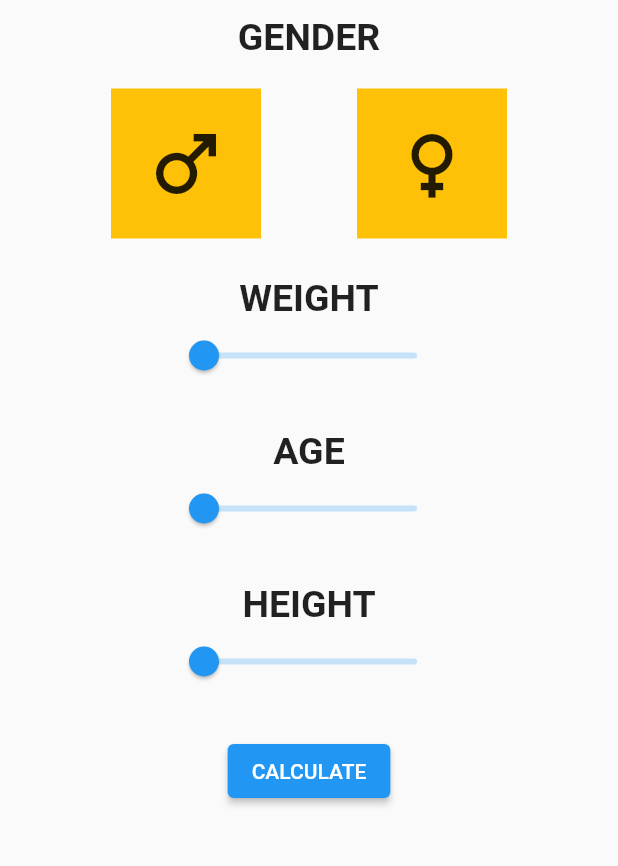
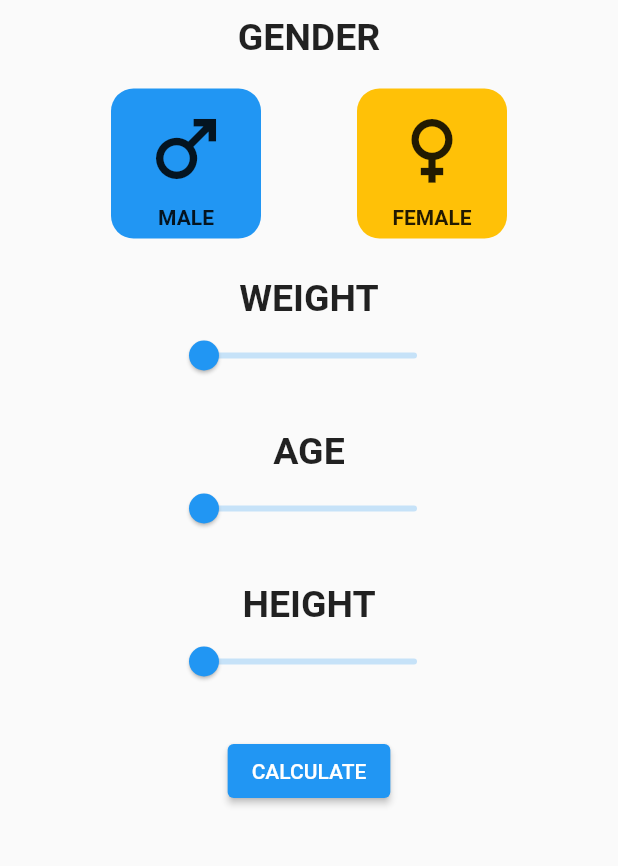
Before and after one commit to Vishwakarma-abhi/BMI-Calculator, a Flutter app: the screen it shows after launch, on a phone screen of 412 x 824 dp, the part 84-950 px from its top. Run offline on Flutter 3.47's test engine with Material 2 defaults, Android fonts, the phone set to English and light mode, and no system bars; Roboto replaces fonts that are missing (Secular).

Commit message:
Modified the Button added the functionality :

```diff
--- /dev/null
+++ b/lib/enum_file.dart
@@ -0,0 +1,4 @@
+enum Gender {
+  male,
+  female,
+}
--- a/lib/main.dart
+++ b/lib/main.dart
@@ -1,3 +1,4 @@
+import 'package:bmi_calculator/bmi_result.dart';
 import 'package:flutter/material.dart';
 
 void main() {
@@ -18,6 +19,9 @@ class _HomeState extends State<Home> {
   double value = 30;
   double age = 18;
   double height = 30;
+
+  int selectedCard = 0;
+
   @override
   Widget build(BuildContext context) {
     return Scaffold(
@@ -54,25 +58,73 @@ class _HomeState extends State<Home> {
             Row(
               mainAxisAlignment: MainAxisAlignment.spaceEvenly,
               children: [
-                Container(
+                GestureDetector(
+                  onTap: () {
+                    setState(() {
+                      selectedCard = 0;
+                    });
+                  },
+                  child: Container(
                     margin: EdgeInsets.fromLTRB(0.0, 20.0, 0.0, 0.0),
-                  child: Icon(
+                    decoration: BoxDecoration(
+                      borderRadius: BorderRadius.circular(15),
+                      color: selectedCard == 0 ? Colors.blue : Colors.amber,
+                    ),
+                    child: Column(
+                      children: [
+                        SizedBox(
+                          height: 10,
+                        ),
+                        Icon(
                           Icons.male,
                           size: 60.0,
                         ),
-                  color: Colors.amber,
+                        SizedBox(
+                          height: 8,
+                        ),
+                        Text(
+                          'MALE',
+                          style: TextStyle(fontWeight: FontWeight.bold),
+                        ),
+                      ],
+                    ),
                     height: 100.0,
                     width: 100.0,
                   ),
-                Container(
+                ),
+                GestureDetector(
+                  onTap: () {
+                    setState(() {
+                      selectedCard = 1;
+                    });
+                  },
+                  child: Container(
                     margin: EdgeInsets.fromLTRB(0.0, 20.0, 0.0, 0.0),
-                  child: Icon(
+                    child: Column(
+                      children: [
+                        SizedBox(
+                          height: 10,
+                        ),
+                        Icon(
                           Icons.female,
                           size: 60.0,
                         ),
-                  color: Colors.amber,
+                        SizedBox(
+                          height: 8,
+                        ),
+                        Text(
+                          'FEMALE',
+                          style: TextStyle(fontWeight: FontWeight.bold),
+                        ),
+                      ],
+                    ),
+                    decoration: BoxDecoration(
+                      borderRadius: BorderRadius.circular(15),
+                      color: selectedCard == 1 ? Colors.blue : Colors.amber,
+                    ),
                     height: 100.0,
                     width: 100.0,
+                  ),
                 ),
               ],
             ),
@@ -181,7 +233,13 @@ class _HomeState extends State<Home> {
                     mainAxisAlignment: MainAxisAlignment.center,
                     children: [
                       ElevatedButton(
-                        onPressed: () {},
+                        onPressed: () {
+                          Navigator.push(
+                            context,
+                            MaterialPageRoute(
+                                builder: (context) => const Result()),
+                          );
+                        },
                         child: Text('CALCULATE'),
                       )
                     ],
```
Also changed, not shown: lib/bmi_result.dart (added, +36 -0 lines). Lines whose indentation alone changed are shown as unchanged.
